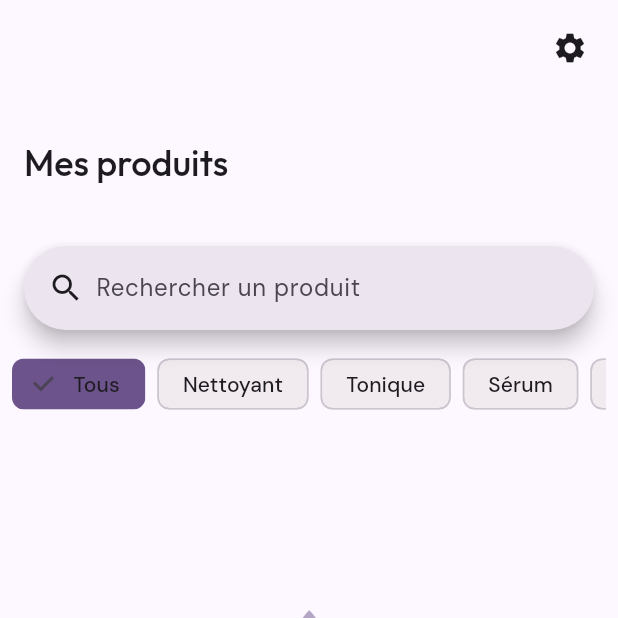
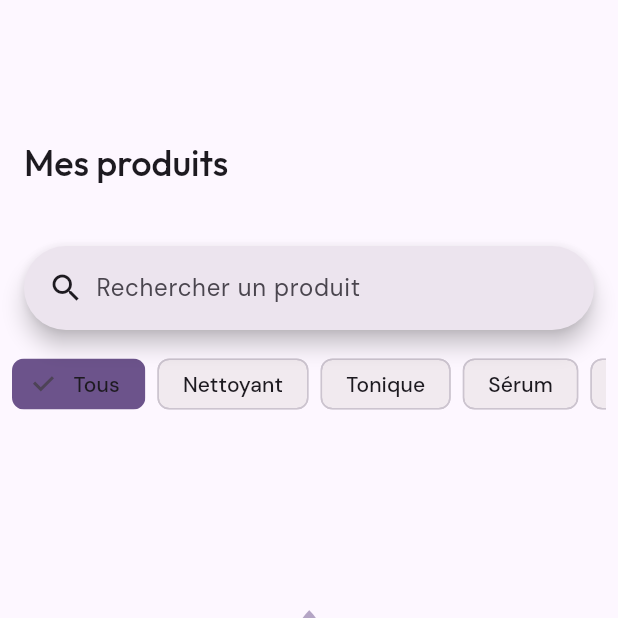
Before and after one commit to QrCommunication/my-skin-routine, a Flutter app: the screen it shows after launch, item 2 of the bottom bar chosen, on a phone screen of 412 x 824 dp, the top half of it. Run offline on Flutter 3.47's test engine with Material 3 defaults, Android fonts, the phone set to English and light mode, and no system bars; drawn by our look-alikes of dynamic_color, flutter_animate; our stand-ins replace drift, file_picker, flutter_local_notifications, flutter_riverpod, flutter_timezone, freezed_annotation and 7 more; accounts and stored records are empty; generated files the repository leaves out were written again.

Commit message:
fix: remove settings icon from products and routines screens
Settings button should only appear on the home screen as per PRD.

```diff
--- a/lib/presentation/screens/products/product_list_screen.dart
+++ b/lib/presentation/screens/products/product_list_screen.dart
@@ -156,13 +156,6 @@ class _ProductListScreenState extends ConsumerState<ProductListScreen> {
             slivers: [
               SliverAppBar.large(
                 title: const Text('Mes produits'),
-                actions: [
-                  IconButton(
-                    icon: const Icon(Icons.settings),
-                    onPressed: () => context.push('/settings'),
-                  ),
-                  const SizedBox(width: 8),
-                ],
               ),
               SliverToBoxAdapter(
                 child: Padding(
--- a/lib/presentation/screens/routines/routine_list_screen.dart
+++ b/lib/presentation/screens/routines/routine_list_screen.dart
@@ -26,12 +26,6 @@ class _RoutineListScreenState extends ConsumerState<RoutineListScreen> {
           SliverAppBar.large(
             title: const Text('Mes routines'),
             pinned: true,
-            actions: [
-              IconButton(
-                icon: const Icon(Icons.settings_outlined),
-                onPressed: () {},
-              ),
-            ],
           ),
           SliverToBoxAdapter(
             child: Padding(
```
